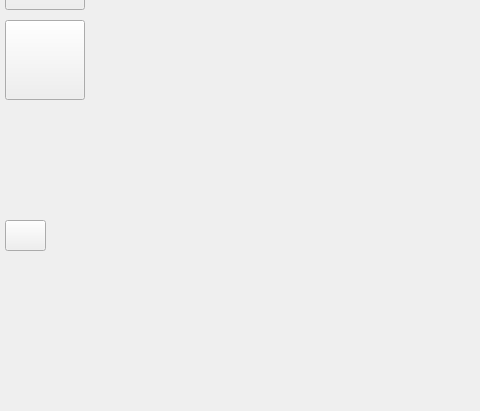
First picture: the form in data/app.ui, repository Muhammedska/KaraKalem, before the edit; both pictures show x 0 to 480 and y 189 to 600 of the 744 by 600 pixel window.
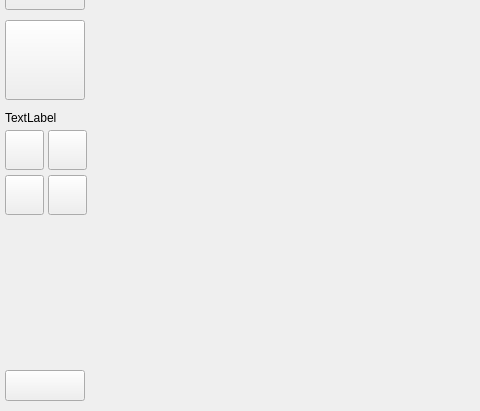
Second picture: the form after the edit. Icons and pictures are not drawn.

What changed in the file:
```diff
--- a/data/app.ui
+++ b/data/app.ui
@@ -134,8 +134,8 @@
      <property name="geometry">
       <rect>
        <x>5</x>
-       <y>390</y>
-       <width>41</width>
+       <y>540</y>
+       <width>80</width>
        <height>31</height>
       </rect>
      </property>
@@ -147,6 +147,101 @@
        <normaloff>circle-xmark-solid.svg</normaloff>circle-xmark-solid.svg</iconset>
      </property>
     </widget>
+    <widget class="QLabel" name="label">
+     <property name="geometry">
+      <rect>
+       <x>5</x>
+       <y>280</y>
+       <width>80</width>
+       <height>16</height>
+      </rect>
+     </property>
+     <property name="styleSheet">
+      <string notr="true">QLabel{background-color:'black'}</string>
+     </property>
+     <property name="text">
+      <string>TextLabel</string>
+     </property>
+    </widget>
+    <widget class="QPushButton" name="red">
+     <property name="geometry">
+      <rect>
+       <x>5</x>
+       <y>300</y>
+       <width>39</width>
+       <height>40</height>
+      </rect>
+     </property>
+     <property name="styleSheet">
+      <string notr="true">QPushButton{background-color:'red'}</string>
+     </property>
+     <property name="text">
+      <string/>
+     </property>
+     <property name="autoDefault">
+      <bool>false</bool>
+     </property>
+     <property name="flat">
+      <bool>false</bool>
+     </property>
+    </widget>
+    <widget class="QPushButton" name="blue">
+     <property name="geometry">
+      <rect>
+       <x>48</x>
+       <y>300</y>
+       <width>39</width>
+       <height>40</height>
+      </rect>
+     </property>
+     <property name="styleSheet">
+      <string notr="true">QPushButton{background-color:'blue'}</string>
+     </property>
+     <property name="text">
+      <string/>
+     </property>
+     <property name="flat">
+      <bool>false</bool>
+     </property>
+    </widget>
+    <widget class="QPushButton" name="black">
+     <property name="geometry">
+      <rect>
+       <x>5</x>
+       <y>345</y>
+       <width>39</width>
+       <height>40</height>
+      </rect>
+     </property>
+     <property name="styleSheet">
+      <string notr="true">QPushButton{background-color:'black'}</string>
+     </property>
+     <property name="text">
+      <string/>
+     </property>
+     <property name="flat">
+      <bool>false</bool>
+     </property>
+    </widget>
+    <widget class="QPushButton" name="green">
+     <property name="geometry">
+      <rect>
+       <x>48</x>
+       <y>345</y>
+       <width>39</width>
+       <height>40</height>
+      </rect>
+     </property>
+     <property name="styleSheet">
+      <string notr="true">QPushButton{background-color:'green'}</string>
+     </property>
+     <property name="text">
+      <string/>
+     </property>
+     <property name="flat">
+      <bool>false</bool>
+     </property>
+    </widget>
    </widget>
   </widget>
  </widget>
```
Left out of the diff: 9 changed lines with no effect on the pictures.
